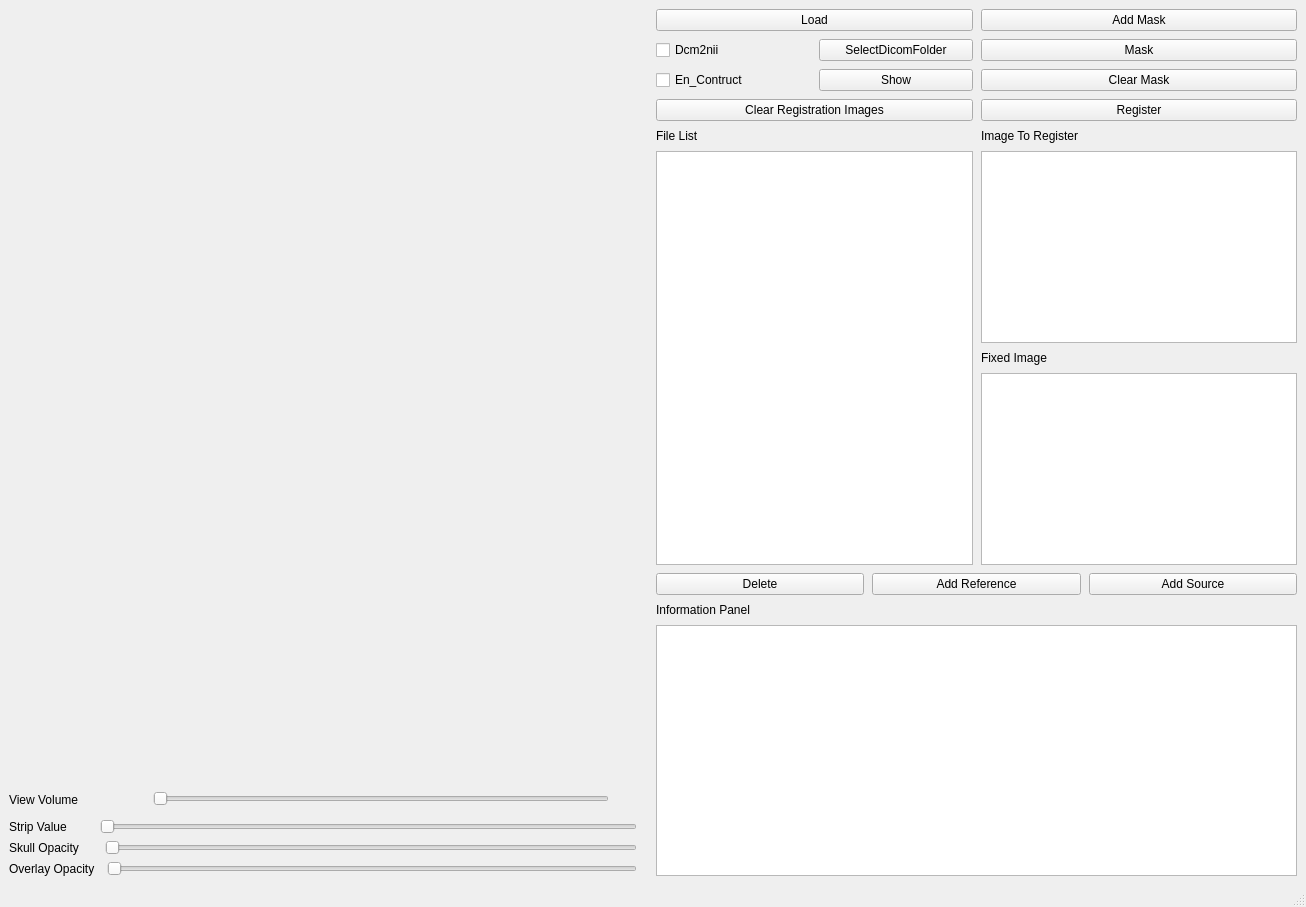
Before: the Qt Designer form MainWindow/MainWindow.ui in Beastmaster/BrainConnectivityDetection, drawn with Qt 5.
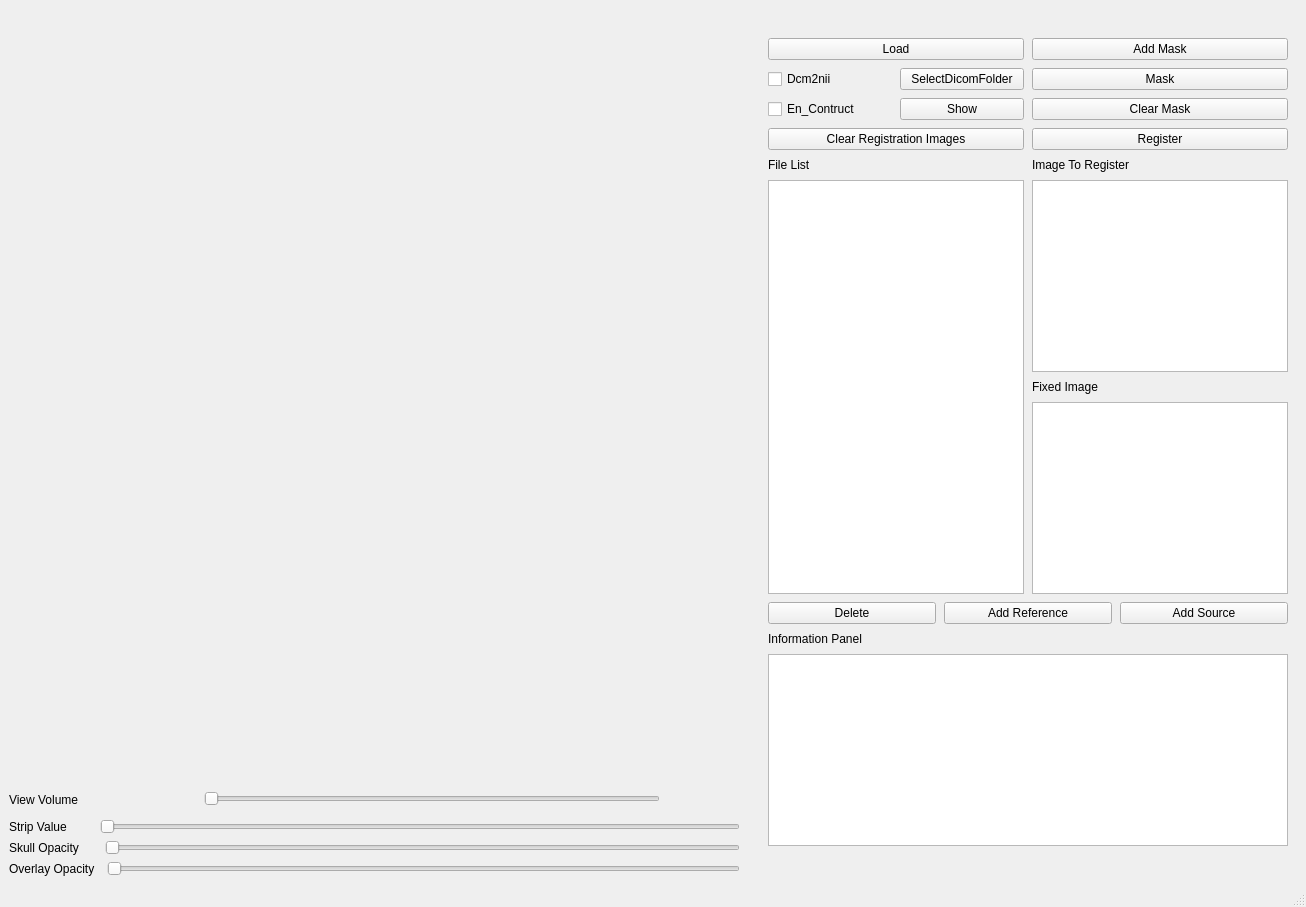
After: the same form once the commit is applied. Custom widgets are drawn as their Qt base class.

Commit message: test multi-thread

Patch:
```diff
--- a/MainWindow/MainWindow.ui
+++ b/MainWindow/MainWindow.ui
@@ -34,215 +34,6 @@
       </item>
      </layout>
     </item>
-    <item row="0" column="1" rowspan="2">
-     <layout class="QVBoxLayout" name="verticalLayout_8">
-      <property name="spacing">
-       <number>8</number>
-      </property>
-      <property name="sizeConstraint">
-       <enum>QLayout::SetFixedSize</enum>
-      </property>
-      <item>
-       <layout class="QGridLayout" name="gridLayout_2">
-        <property name="sizeConstraint">
-         <enum>QLayout::SetNoConstraint</enum>
-        </property>
-        <item row="1" column="1">
-         <widget class="QPushButton" name="mask_Btn">
-          <property name="text">
-           <string>Mask</string>
-          </property>
-         </widget>
-        </item>
-        <item row="0" column="0">
-         <widget class="QPushButton" name="img_load_Btn">
-          <property name="sizePolicy">
-           <sizepolicy hsizetype="Preferred" vsizetype="Minimum">
-            <horstretch>0</horstretch>
-            <verstretch>0</verstretch>
-           </sizepolicy>
-          </property>
-          <property name="text">
-           <string>Load</string>
-          </property>
-         </widget>
-        </item>
-        <item row="1" column="0">
-         <layout class="QHBoxLayout" name="horizontalLayout_6">
-          <item>
-           <widget class="QCheckBox" name="use_dcm2nii_check">
-            <property name="text">
-             <string>Dcm2nii</string>
-            </property>
-           </widget>
-          </item>
-          <item>
-           <widget class="QPushButton" name="sel_folder_Btn">
-            <property name="text">
-             <string>SelectDicomFolder</string>
-            </property>
-           </widget>
-          </item>
-         </layout>
-        </item>
-        <item row="3" column="1">
-         <widget class="QPushButton" name="clr_mask_Btn">
-          <property name="text">
-           <string>Clear Mask</string>
-          </property>
-         </widget>
-        </item>
-        <item row="0" column="1">
-         <widget class="QPushButton" name="add_mask_Btn">
-          <property name="sizePolicy">
-           <sizepolicy hsizetype="Preferred" vsizetype="Fixed">
-            <horstretch>0</horstretch>
-            <verstretch>0</verstretch>
-           </sizepolicy>
-          </property>
-          <property name="text">
-           <string>Add Mask</string>
-          </property>
-         </widget>
-        </item>
-        <item row="4" column="1">
-         <widget class="QPushButton" name="register_Btn">
-          <property name="text">
-           <string>Register</string>
-          </property>
-         </widget>
-        </item>
-        <item row="3" column="0">
-         <layout class="QHBoxLayout" name="horizontalLayout_7">
-          <item>
-           <widget class="QCheckBox" name="en_cst_Check">
-            <property name="text">
-             <string>En_Contruct</string>
-            </property>
-           </widget>
-          </item>
-          <item>
-           <widget class="QPushButton" name="show_Btn">
-            <property name="text">
-             <string>Show</string>
-            </property>
-           </widget>
-          </item>
-         </layout>
-        </item>
-        <item row="4" column="0">
-         <widget class="QPushButton" name="bold_Btn">
-          <property name="text">
-           <string>Clear Registration Images</string>
-          </property>
-         </widget>
-        </item>
-       </layout>
-      </item>
-      <item>
-       <layout class="QVBoxLayout" name="verticalLayout_2">
-        <item>
-         <layout class="QHBoxLayout" name="horizontalLayout_8">
-          <property name="sizeConstraint">
-           <enum>QLayout::SetNoConstraint</enum>
-          </property>
-          <item>
-           <layout class="QVBoxLayout" name="verticalLayout_4">
-            <item>
-             <widget class="QLabel" name="label_5">
-              <property name="text">
-               <string>File List</string>
-              </property>
-             </widget>
-            </item>
-            <item>
-             <widget class="QListWidget" name="file_listWidget"/>
-            </item>
-           </layout>
-          </item>
-          <item>
-           <layout class="QVBoxLayout" name="verticalLayout_7">
-            <item>
-             <layout class="QVBoxLayout" name="verticalLayout_5">
-              <item>
-               <widget class="QLabel" name="label_7">
-                <property name="text">
-                 <string>Image To Register</string>
-                </property>
-               </widget>
-              </item>
-              <item>
-               <widget class="QListWidget" name="reg_src_List"/>
-              </item>
-             </layout>
-            </item>
-            <item>
-             <layout class="QVBoxLayout" name="verticalLayout_6">
-              <item>
-               <widget class="QLabel" name="label_8">
-                <property name="text">
-                 <string>Fixed Image</string>
-                </property>
-               </widget>
-              </item>
-              <item>
-               <widget class="QListWidget" name="reg_refer_List"/>
-              </item>
-             </layout>
-            </item>
-           </layout>
-          </item>
-         </layout>
-        </item>
-        <item>
-         <layout class="QHBoxLayout" name="horizontalLayout_5">
-          <property name="sizeConstraint">
-           <enum>QLayout::SetNoConstraint</enum>
-          </property>
-          <item>
-           <widget class="QPushButton" name="del_file_Btn">
-            <property name="text">
-             <string>Delete</string>
-            </property>
-           </widget>
-          </item>
-          <item>
-           <widget class="QPushButton" name="add_refer_Btn">
-            <property name="text">
-             <string>Add Reference</string>
-            </property>
-           </widget>
-          </item>
-          <item>
-           <widget class="QPushButton" name="add_src_Btn">
-            <property name="text">
-             <string>Add Source</string>
-            </property>
-           </widget>
-          </item>
-         </layout>
-        </item>
-        <item>
-         <layout class="QVBoxLayout" name="verticalLayout_3">
-          <property name="sizeConstraint">
-           <enum>QLayout::SetNoConstraint</enum>
-          </property>
-          <item>
-           <widget class="QLabel" name="label_4">
-            <property name="text">
-             <string>Information Panel</string>
-            </property>
-           </widget>
-          </item>
-          <item>
-           <widget class="QTextBrowser" name="info_Panel"/>
-          </item>
-         </layout>
-        </item>
-       </layout>
-      </item>
-     </layout>
-    </item>
     <item row="1" column="0">
      <layout class="QVBoxLayout" name="verticalLayout">
       <property name="sizeConstraint">
@@ -414,6 +205,223 @@
       </item>
      </layout>
     </item>
+    <item row="0" column="1" rowspan="2">
+     <widget class="QWidget" name="" native="true">
+      <property name="maximumSize">
+       <size>
+        <width>400</width>
+        <height>16777215</height>
+       </size>
+      </property>
+      <layout class="QVBoxLayout" name="verticalLayout_8">
+       <property name="spacing">
+        <number>8</number>
+       </property>
+       <property name="sizeConstraint">
+        <enum>QLayout::SetFixedSize</enum>
+       </property>
+       <item>
+        <layout class="QGridLayout" name="gridLayout_2">
+         <property name="sizeConstraint">
+          <enum>QLayout::SetNoConstraint</enum>
+         </property>
+         <item row="1" column="1">
+          <widget class="QPushButton" name="mask_Btn">
+           <property name="text">
+            <string>Mask</string>
+           </property>
+          </widget>
+         </item>
+         <item row="0" column="0">
+          <widget class="QPushButton" name="img_load_Btn">
+           <property name="sizePolicy">
+            <sizepolicy hsizetype="Preferred" vsizetype="Minimum">
+             <horstretch>0</horstretch>
+             <verstretch>0</verstretch>
+            </sizepolicy>
+           </property>
+           <property name="text">
+            <string>Load</string>
+           </property>
+          </widget>
+         </item>
+         <item row="1" column="0">
+          <layout class="QHBoxLayout" name="horizontalLayout_6">
+           <item>
+            <widget class="QCheckBox" name="use_dcm2nii_check">
+             <property name="text">
+              <string>Dcm2nii</string>
+             </property>
+            </widget>
+           </item>
+           <item>
+            <widget class="QPushButton" name="sel_folder_Btn">
+             <property name="text">
+              <string>SelectDicomFolder</string>
+             </property>
+            </widget>
+           </item>
+          </layout>
+         </item>
+         <item row="3" column="1">
+          <widget class="QPushButton" name="clr_mask_Btn">
+           <property name="text">
+            <string>Clear Mask</string>
+           </property>
+          </widget>
+         </item>
+         <item row="0" column="1">
+          <widget class="QPushButton" name="add_mask_Btn">
+           <property name="sizePolicy">
+            <sizepolicy hsizetype="Preferred" vsizetype="Fixed">
+             <horstretch>0</horstretch>
+             <verstretch>0</verstretch>
+            </sizepolicy>
+           </property>
+           <property name="text">
+            <string>Add Mask</string>
+           </property>
+          </widget>
+         </item>
+         <item row="4" column="1">
+          <widget class="QPushButton" name="register_Btn">
+           <property name="text">
+            <string>Register</string>
+           </property>
+          </widget>
+         </item>
+         <item row="3" column="0">
+          <layout class="QHBoxLayout" name="horizontalLayout_7">
+           <item>
+            <widget class="QCheckBox" name="en_cst_Check">
+             <property name="text">
+              <string>En_Contruct</string>
+             </property>
+            </widget>
+           </item>
+           <item>
+            <widget class="QPushButton" name="show_Btn">
+             <property name="text">
+              <string>Show</string>
+             </property>
+            </widget>
+           </item>
+          </layout>
+         </item>
+         <item row="4" column="0">
+          <widget class="QPushButton" name="bold_Btn">
+           <property name="text">
+            <string>Clear Registration Images</string>
+           </property>
+          </widget>
+         </item>
+        </layout>
+       </item>
+       <item>
+        <layout class="QVBoxLayout" name="verticalLayout_2">
+         <item>
+          <layout class="QHBoxLayout" name="horizontalLayout_8">
+           <property name="sizeConstraint">
+            <enum>QLayout::SetNoConstraint</enum>
+           </property>
+           <item>
+            <layout class="QVBoxLayout" name="verticalLayout_4">
+             <item>
+              <widget class="QLabel" name="label_5">
+               <property name="text">
+                <string>File List</string>
+               </property>
+              </widget>
+             </item>
+             <item>
+              <widget class="QListWidget" name="file_listWidget"/>
+             </item>
+            </layout>
+           </item>
+           <item>
+            <layout class="QVBoxLayout" name="verticalLayout_7">
+             <item>
+              <layout class="QVBoxLayout" name="verticalLayout_5">
+               <item>
+                <widget class="QLabel" name="label_7">
+                 <property name="text">
+                  <string>Image To Register</string>
+                 </property>
+                </widget>
+               </item>
+               <item>
+                <widget class="QListWidget" name="reg_src_List"/>
+               </item>
+              </layout>
+             </item>
+             <item>
+              <layout class="QVBoxLayout" name="verticalLayout_6">
+               <item>
+                <widget class="QLabel" name="label_8">
+                 <property name="text">
+                  <string>Fixed Image</string>
+                 </property>
+                </widget>
+               </item>
+               <item>
+                <widget class="QListWidget" name="reg_refer_List"/>
+               </item>
+              </layout>
+             </item>
+            </layout>
+           </item>
+          </layout>
+         </item>
+         <item>
+          <layout class="QHBoxLayout" name="horizontalLayout_5">
+           <property name="sizeConstraint">
+            <enum>QLayout::SetNoConstraint</enum>
+           </property>
+           <item>
+            <widget class="QPushButton" name="del_file_Btn">
+             <property name="text">
+              <string>Delete</string>
+             </property>
+            </widget>
+           </item>
+           <item>
+            <widget class="QPushButton" name="add_refer_Btn">
+             <property name="text">
+              <string>Add Reference</string>
+             </property>
+            </widget>
+           </item>
+           <item>
+            <widget class="QPushButton" name="add_src_Btn">
+             <property name="text">
+              <string>Add Source</string>
+             </property>
+            </widget>
+           </item>
+          </layout>
+         </item>
+         <item>
+          <layout class="QVBoxLayout" name="verticalLayout_3">
+           <property name="sizeConstraint">
+            <enum>QLayout::SetNoConstraint</enum>
+           </property>
+           <item>
+            <widget class="QLabel" name="label_4">
+             <property name="text">
+              <string>Information Panel</string>
+             </property>
+            </widget>
+           </item>
+           <item>
+            <widget class="QTextBrowser" name="info_Panel"/>
+           </item>
+          </layout>
+         </item>
+        </layout>
+       </item>
+      </layout>
+     </widget>
+    </item>
    </layout>
   </widget>
   <widget class="QMenuBar" name="menubar">
```
The commit also changes 2 other files.
